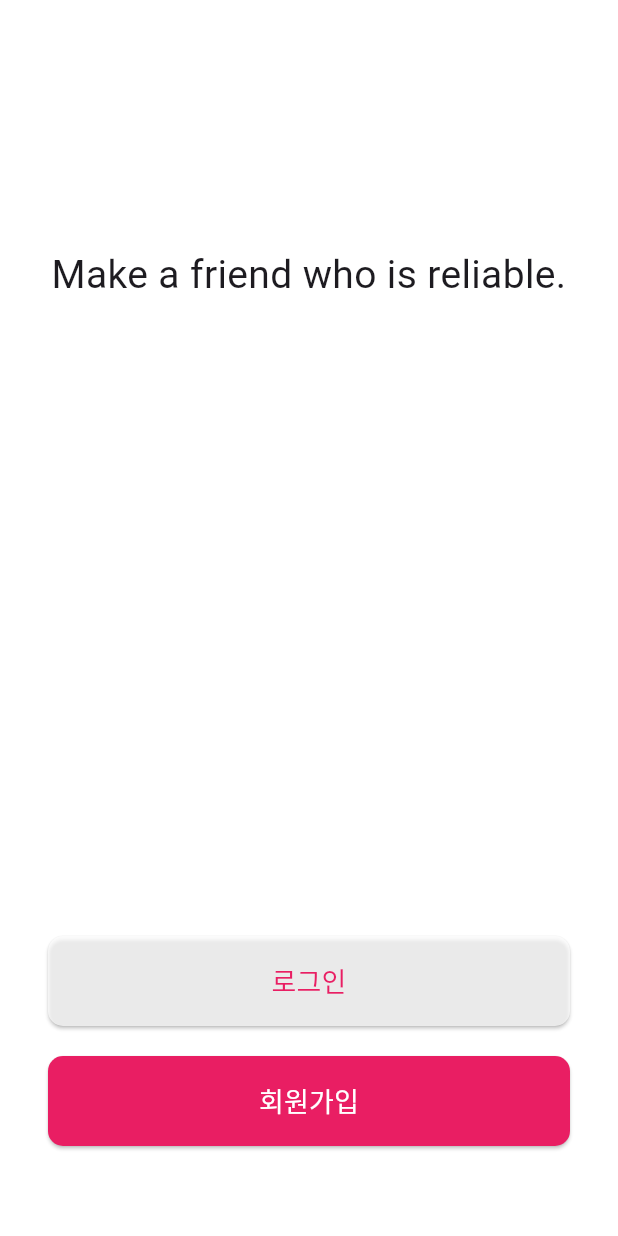
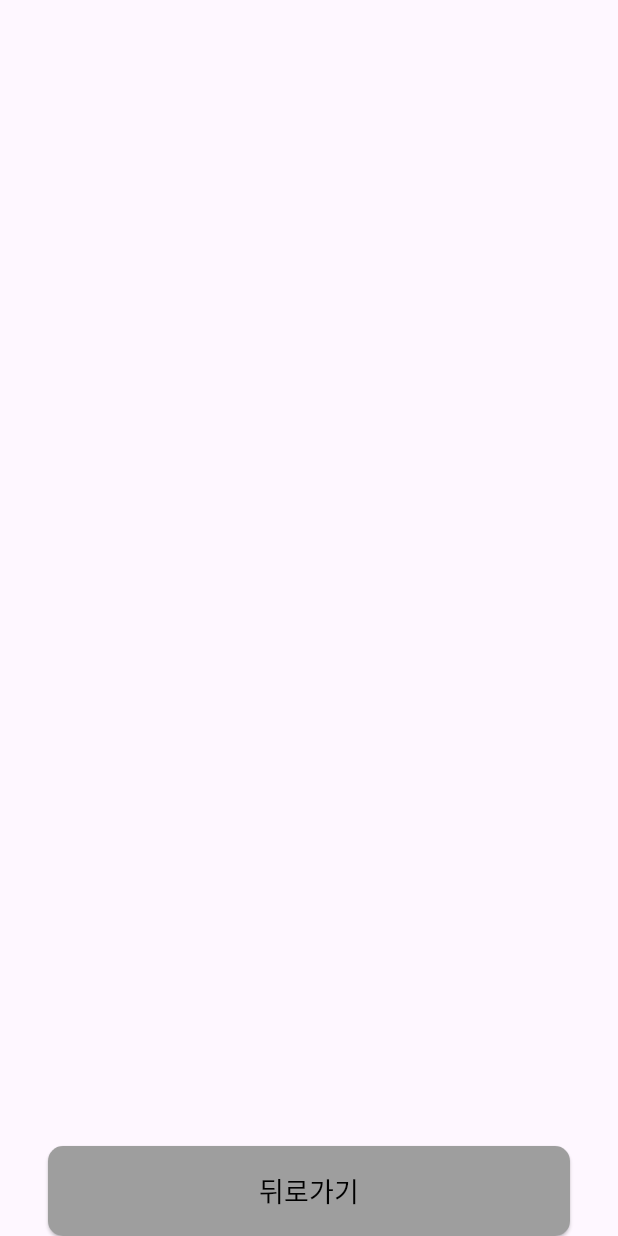
Before and after one commit to millwheel/forum-business, a Flutter app: the screen it shows after launch, after a tap on "회원가입", on a phone screen of 412 x 824 dp. Run offline on Flutter 3.47's test engine with Material 3 defaults, Android fonts, the phone set to English and light mode, and no system bars; our stand-ins replace shared_preferences.

Commit message:
feat: extract common buttom dart

```diff
--- /dev/null
+++ b/forum_mobile/lib/common_button.dart
@@ -0,0 +1,43 @@
+import 'package:flutter/material.dart';
+
+class CommonLargeButton extends StatelessWidget {
+  final String text;
+  final Color fontColor;
+  final Color backgroundColor;
+  final VoidCallback onPressed;
+
+  const CommonLargeButton({
+    super.key,
+    required this.text,
+    required this.onPressed,
+    this.fontColor = Colors.black,
+    this.backgroundColor = Colors.grey,
+  });
+
+  @override
+  Widget build(BuildContext context) {
+    return ElevatedButton(
+      onPressed: onPressed,
+      style: ElevatedButton.styleFrom(
+        backgroundColor: backgroundColor,
+        shape: RoundedRectangleBorder(
+          borderRadius: BorderRadius.circular(10),
+        ),
+      ),
+      child: SizedBox(
+        width: 300,
+        height: 60,
+        child: Center(
+          child: Text(
+            text,
+            textAlign: TextAlign.center,
+            style: TextStyle(
+              color: fontColor,
+              fontSize: 18,
+            ),
+          ),
+        ),
+      ),
+    );
+  }
+}
--- a/forum_mobile/lib/main.dart
+++ b/forum_mobile/lib/main.dart
@@ -1,6 +1,7 @@
 import 'dart:async';
 
 import 'package:flutter/material.dart';
+import 'package:forum_mobile/common_button.dart';
 import 'package:shared_preferences/shared_preferences.dart';
 
 late SharedPreferences preferences;
@@ -80,55 +81,29 @@ class _OnBoardingState extends State<OnBoarding> {
                 padding: EdgeInsets.only(bottom: 60),
                 child: Column(
                   children: [
-                    ElevatedButton(
-                      onPressed: () {},
-                      style: ElevatedButton.styleFrom(
-                        backgroundColor: Colors.white70,
-                        shape: RoundedRectangleBorder(
-                          borderRadius: BorderRadius.circular(10),
-                        ),
-                      ),
-                      child: SizedBox(
-                        width: 300, // Set a fixed width
-                        height: 60, // Set a fixed height
-                        child: Center(
-                          child: Text(
-                            "로그인",
-                            textAlign: TextAlign.center,
-                            style: TextStyle(
-                              color: Colors.pink,
-                              fontSize: 18,
-                            ),
-                          ),
-                        ),
-                      ),
+                    CommonLargeButton(
+                      text: "로그인",
+                      onPressed: () {
+                        Navigator.push(
+                          context,
+                          MaterialPageRoute(builder: (context) => LoginPage()),
+                        );
+                      },
                     ),
                     SizedBox(
                       height: 20,
                     ),
-                    ElevatedButton(
-                      onPressed: () {},
-                      style: ElevatedButton.styleFrom(
-                        backgroundColor: Colors.pink,
-                        shape: RoundedRectangleBorder(
-                          borderRadius: BorderRadius.circular(10),
-                        ),
-                      ),
-                      child: SizedBox(
-                        width: 300, // Set a fixed width
-                        height: 60, // Set a fixed height
-                        child: Center(
-                          child: Text(
-                            "회원가입",
-                            textAlign: TextAlign.center,
-                            style: TextStyle(
-                              color: Colors.white,
-                              fontSize: 18,
-                            ),
-                          ),
-                        ),
-                      ),
-                    )
+                    CommonLargeButton(
+                      text: "회원가입",
+                      onPressed: () {
+                        Navigator.push(
+                          context,
+                          MaterialPageRoute(builder: (context) => JoinPage()),
+                        );
+                      },
+                      fontColor: Colors.white,
+                      backgroundColor: Colors.black,
+                    ),
                   ],
                 ),
               )
@@ -146,9 +121,64 @@ class HomePage extends StatelessWidget {
   @override
   Widget build(BuildContext context) {
     return Scaffold(
-      body: Center(
-        child: Text("home"),
+      body: Column(
+        children: [
+          Center(
+            child: Text("home"),
+          ),
+          BackButton(
+            onPressed: () {},
+          ),
+        ],
       ),
     );
   }
 }
+
+class LoginPage extends StatelessWidget {
+  const LoginPage({super.key});
+
+  @override
+  Widget build(BuildContext context) {
+    return Scaffold(
+      body: SafeArea(
+        child: SizedBox(
+          width: double.infinity,
+          child: Column(
+            children: [
+              const Spacer(),
+              CommonLargeButton(
+                text: "뒤로가기",
+                onPressed: () => Navigator.pop(context),
+              )
+            ],
+          ),
+        ),
+      ),
+    );
+  }
+}
+
+class JoinPage extends StatelessWidget {
+  const JoinPage({super.key});
+
+  @override
+  Widget build(BuildContext context) {
+    return Scaffold(
+      body: SafeArea(
+        child: SizedBox(
+          width: double.infinity,
+          child: Column(
+            children: [
+              const Spacer(),
+              CommonLargeButton(
+                text: "뒤로가기",
+                onPressed: () => Navigator.pop(context),
+              )
+            ],
+          ),
+        ),
+      ),
+    );
+  }
+}
```
